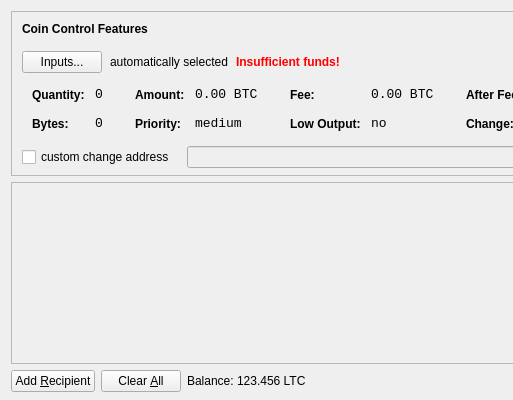
Qt form src/qt/forms/sendcoinsdialog.ui (dot-project/dot) before a commit; both pictures show x 0 to 513 and y 0 to 400 of the 850 by 400 pixel window.
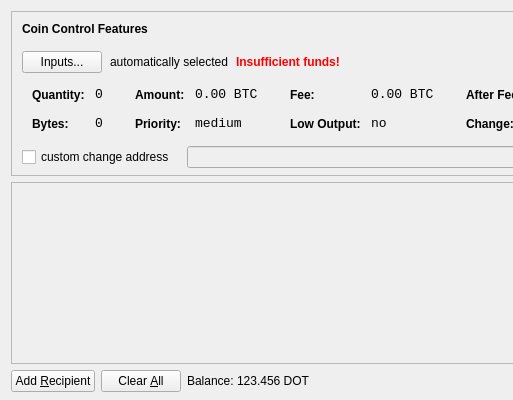
The same form after that commit. Icons and pictures are not drawn.

The edit to the form file:
```diff
--- a/src/qt/forms/sendcoinsdialog.ui
+++ b/src/qt/forms/sendcoinsdialog.ui
@@ -720,7 +720,7 @@
           <cursorShape>IBeamCursor</cursorShape>
          </property>
          <property name="text">
-          <string>123.456 LTC</string>
+          <string>123.456 DOT</string>
          </property>
          <property name="textInteractionFlags">
           <set>Qt::LinksAccessibleByMouse|Qt::TextSelectableByKeyboard|Qt::TextSelectableByMouse</set>
```
